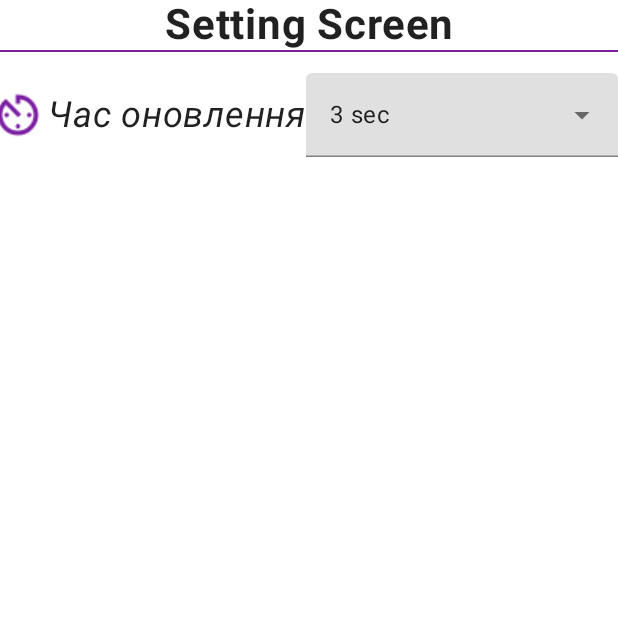
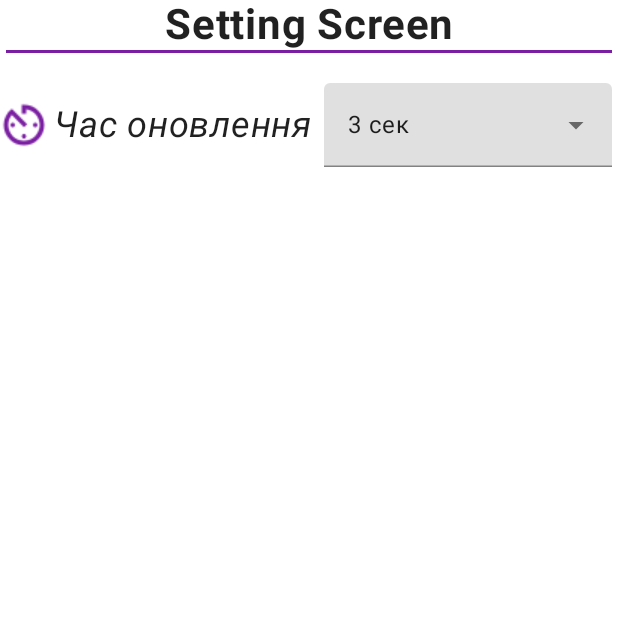
Before and after one commit to AlexYach1973/GpsTrackerCompose, an Android app built with Jetpack Compose: the composable GpsSettings shown on its own in the app's theme, on a phone screen of 412 x 824 dp, the top half of it. Run offline under Robolectric (Android 15) with nearby library versions, the phone set to English and light mode, and no system bars; 6 statements that could not run were skipped.

```diff
--- a/app/src/main/java/com/alexyach/compose/gpstracker/data/location/LocationService.kt
+++ b/app/src/main/java/com/alexyach/compose/gpstracker/data/location/LocationService.kt
@@ -61,7 +61,7 @@ class LocationService : Service() {
 
     override fun onStartCommand(intent: Intent?, flags: Int, startId: Int): Int {
         intervalMillis = intent?.extras?.getInt(GpsScreenViewModel.UPDATE_TIME_KEY) ?: 3000
-//        Log.d(TAG, " Service intervalMillis = $intervalMillis")
+        Log.d(TAG, " Service intervalMillis = $intervalMillis")
 
         startNotification()
         startLocationUpdate()
--- a/app/src/main/java/com/alexyach/compose/gpstracker/screens/gpsscreen/GpsScreenViewModel.kt
+++ b/app/src/main/java/com/alexyach/compose/gpstracker/screens/gpsscreen/GpsScreenViewModel.kt
@@ -47,6 +47,8 @@ class GpsScreenViewModel(
         if (LocationService.isRunning) {
             startTimer()
         }
+        // Сразу считали updateTime из DataStore
+        readUpdateTimeFromDataStore()
     }
 
     fun startTimer() {
@@ -118,7 +120,7 @@ class GpsScreenViewModel(
     }
 
     fun createIntentForService(context: Context): Intent {
-        readUpdateTimeFromDataStore()
+
         val intent = Intent(context, LocationService::class.java).apply {
             putExtra(UPDATE_TIME_KEY, timeUpdate)
         }
--- a/app/src/main/java/com/alexyach/compose/gpstracker/screens/gpssettings/GpsSettings.kt
+++ b/app/src/main/java/com/alexyach/compose/gpstracker/screens/gpssettings/GpsSettings.kt
@@ -8,6 +8,7 @@ import androidx.compose.foundation.layout.fillMaxSize
 import androidx.compose.foundation.layout.fillMaxWidth
 import androidx.compose.foundation.layout.height
 import androidx.compose.foundation.layout.padding
+import androidx.compose.foundation.layout.width
 import androidx.compose.material.Divider
 import androidx.compose.material.DropdownMenuItem
 import androidx.compose.material.ExperimentalMaterialApi
@@ -53,8 +54,15 @@ fun GpsSettings(
             text = "Setting Screen"
         )
 
-        Divider(color = Purple700, thickness = 1.dp) // Линия
-        Spacer(modifier = modifier.height(14.dp)) // пустое пространство
+        // Линия
+        Divider(
+            modifier = Modifier.padding(start = 4.dp, end = 4.dp),
+            color = Purple700,
+            thickness = 2.dp
+        )
+        // пустое пространство
+        Spacer(modifier = modifier.height(16.dp))
+
         ShowUpdateTime()
     }
 
@@ -66,7 +74,9 @@ fun ShowUpdateTime(
 ) {
 
     Row(
-        modifier.fillMaxWidth(),
+        modifier
+            .fillMaxWidth()
+            .padding(4.dp),
         verticalAlignment = Alignment.CenterVertically
     ) {
         Icon(
@@ -84,7 +94,7 @@ fun ShowUpdateTime(
             fontSize = 24.sp,
             fontStyle = FontStyle.Italic
         )
-        Spacer(modifier = modifier.weight(1f))
+        Spacer(modifier = modifier.width(8.dp))
 
         SpinnerMenu()
     }
@@ -163,8 +173,8 @@ fun GreetingPreview() {
 }
 
 enum class UpdateTimeSelected(val text: String, val time: Int){
-    Sec3("3 sec", 3000),
-    Sec5("5 sec", 5000),
-    Sec15("15 sec", 15000),
-    Sec30("30 sec", 30000)
+    Sec3("3 сек", 3000),
+    Sec5("5 сек", 5000),
+    Sec15("15 сек", 15000),
+    Sec30("30 сек", 30000)
 }
--- a/app/src/main/java/com/alexyach/compose/gpstracker/screens/gpssettings/GpsSettingsViewModel.kt
+++ b/app/src/main/java/com/alexyach/compose/gpstracker/screens/gpssettings/GpsSettingsViewModel.kt
@@ -1,8 +1,5 @@
 package com.alexyach.compose.gpstracker.screens.gpssettings
 
-import androidx.compose.runtime.getValue
-import androidx.compose.runtime.mutableStateOf
-import androidx.compose.runtime.setValue
 import androidx.lifecycle.ViewModel
 import androidx.lifecycle.ViewModelProvider
 import androidx.lifecycle.ViewModelProvider.AndroidViewModelFactory.Companion.APPLICATION_KEY
@@ -11,10 +8,6 @@ import androidx.lifecycle.viewmodel.initializer
 import androidx.lifecycle.viewmodel.viewModelFactory
 import com.alexyach.compose.gpstracker.GpsTrackerApplication
 import com.alexyach.compose.gpstracker.data.preferences.UserPreferencesRepository
-import kotlinx.coroutines.flow.SharingStarted
-import kotlinx.coroutines.flow.StateFlow
-import kotlinx.coroutines.flow.map
-import kotlinx.coroutines.flow.stateIn
 import kotlinx.coroutines.launch
 
 const val TAG = "myLogs"
@@ -23,22 +16,18 @@ class GpsSettingsViewModel(
     private val userPreferencesRepository: UserPreferencesRepository
 ) : ViewModel() {
 
-    var updateTime by mutableStateOf(3000)
-        private set
+    var updateTimeText = "3 сек"
+    init {
+        getUpdateTimeFromDataStore()
+    }
 
-    var updateTimeText by mutableStateOf("3 sec")
-        private set
-
-    val updateTimePref: StateFlow<Int> =
-        userPreferencesRepository.updateTime.map {
-            updateTime = it
-            updateTimeText = getPrefTextByUpdateTime(it)
-
-        }.stateIn(
-            scope = viewModelScope,
-            started = SharingStarted.WhileSubscribed(5_000),
-            initialValue = 3000
-        ) as StateFlow<Int>
+    private fun getUpdateTimeFromDataStore() {
+        viewModelScope.launch {
+            userPreferencesRepository.updateTime.collect {
+                updateTimeText = getPrefTextByUpdateTime(it)
+            }
+        }
+    }
 
     fun savePreferences(selectedOptionsText: String) {
         // Обновили текст для наблюдения
@@ -51,14 +40,15 @@ class GpsSettingsViewModel(
         }
     }
 
-
     private fun getPrefTextByUpdateTime(updateTime: Int): String {
         return when (updateTime) {
             UpdateTimeSelected.Sec3.time -> UpdateTimeSelected.Sec3.text
-            UpdateTimeSelected.Sec5.time ->  UpdateTimeSelected.Sec5.text
+            UpdateTimeSelected.Sec5.time -> UpdateTimeSelected.Sec5.text
             UpdateTimeSelected.Sec15.time -> UpdateTimeSelected.Sec15.text
             UpdateTimeSelected.Sec30.time -> UpdateTimeSelected.Sec30.text
-            else -> {UpdateTimeSelected.Sec3.text}
+            else -> {
+                UpdateTimeSelected.Sec3.text
+            }
         }
     }
 
@@ -68,7 +58,7 @@ class GpsSettingsViewModel(
             UpdateTimeSelected.Sec5.text -> UpdateTimeSelected.Sec5.time
             UpdateTimeSelected.Sec15.text -> UpdateTimeSelected.Sec15.time
             UpdateTimeSelected.Sec30.text -> UpdateTimeSelected.Sec30.time
-            else ->  UpdateTimeSelected.Sec3.time
+            else -> UpdateTimeSelected.Sec3.time
         }
     }
 
```
